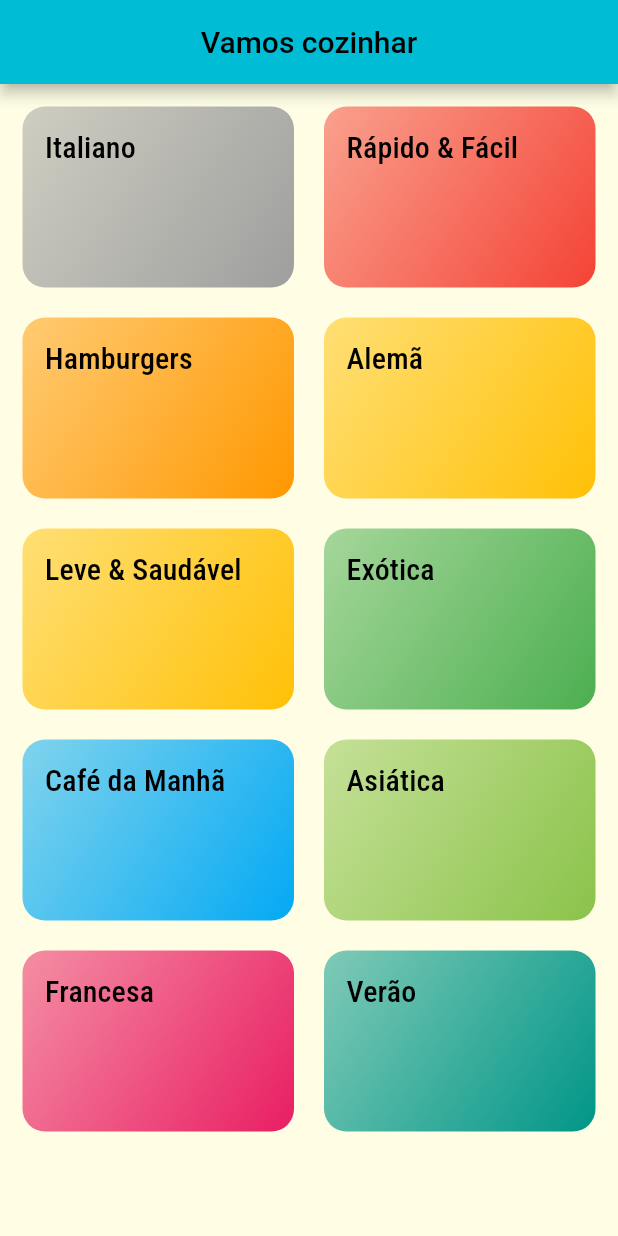
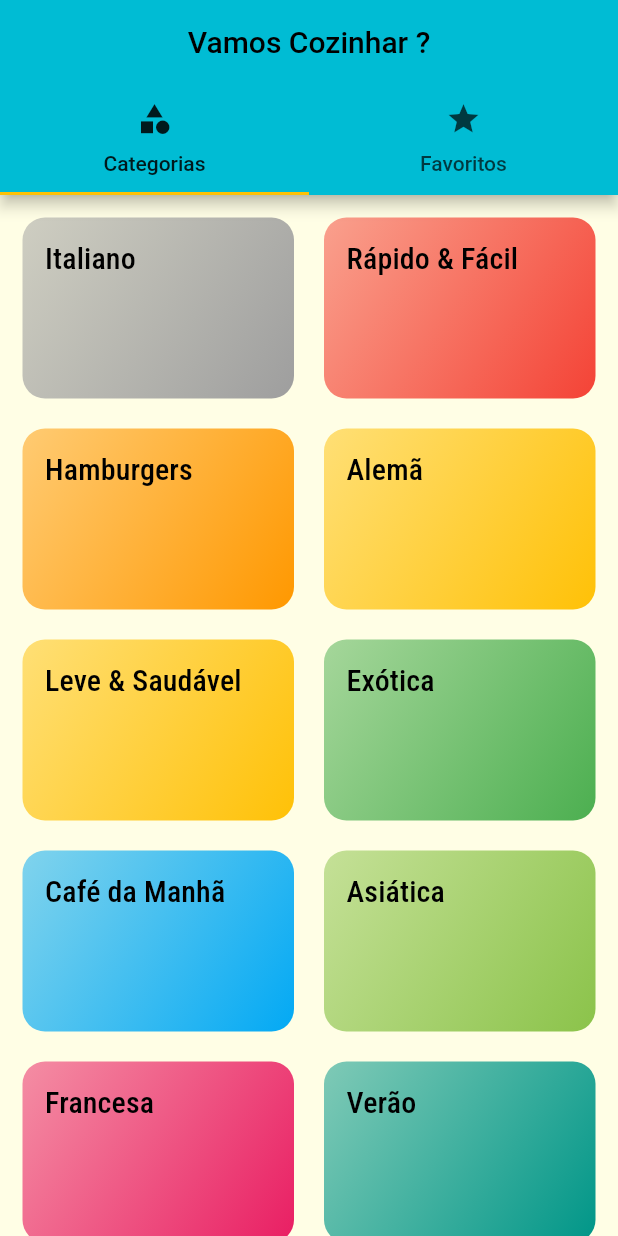
Before and after one commit to 9reis/receitas__flutter, a Flutter app: the screen it shows after launch, on a phone screen of 412 x 824 dp. Run offline on Flutter 3.47's test engine with Material 2 defaults, Android fonts, the phone set to English and light mode, and no system bars; Roboto replaces fonts that are missing (Releway).

Commit message:
Adicionando TabBar na AppBar

```diff
--- a/lib/main.dart
+++ b/lib/main.dart
@@ -2,6 +2,7 @@ import 'package:flutter/material.dart';
 import 'package:receitas__flutter/screens/categories_meals_screen.dart';
 import 'package:receitas__flutter/screens/categories_screen.dart';
 import 'package:receitas__flutter/screens/meal_detail_screen.dart';
+import 'package:receitas__flutter/screens/tabs_screen.dart';
 import 'package:receitas__flutter/utils/app_routes.dart';
 
 void main() => runApp(MyApp());
@@ -27,31 +28,10 @@ class MyApp extends StatelessWidget {
       ),
       routes: {
         // Define o CategoriesScreen como rota inicial
-        AppRoutes.HOME: (ctx) => CategoriesScreen(),
+        AppRoutes.HOME: (ctx) => TabsScreen(),
         AppRoutes.CATEGORIES_MEALS: (ctx) => CategoriesMealsScreen(),
         AppRoutes.MEAL_DETAIL: (ctx) => MealDetailScreen(),
       },
-      // Só entra nessa metodo caso a rota que tentou acessa não exista
-      // Recebe a rota que tentou acessar
-      // onGenerateRoute: ((settings) {
-      //   // Func utilizada para definir rotas dinamicamente
-      //   if (settings.name == '/alguma-coisa') {
-      //     return null;
-      //   } else if (settings.name == '/outra-coisa') {
-      //     return null;
-      //   } else {
-      //     return MaterialPageRoute(builder: (_) {
-      //       return CategoriesScreen();
-      //     });
-      //   }
-      // }),
-
-      //Metodo parecido com o 404
-      onUnknownRoute: ((settings) {
-        return MaterialPageRoute(builder: (_) {
-          return CategoriesScreen();
-        });
-      }),
     );
   }
 }
--- a/lib/screens/categories_screen.dart
+++ b/lib/screens/categories_screen.dart
@@ -7,12 +7,7 @@ class CategoriesScreen extends StatelessWidget {
 
   @override
   Widget build(BuildContext context) {
-    return Scaffold(
-      appBar: AppBar(
-        title: Text('Vamos cozinhar'),
-        centerTitle: true,
-      ),
-      body: GridView(
+    return GridView(
       padding: const EdgeInsets.all(15),
       gridDelegate: SliverGridDelegateWithMaxCrossAxisExtent(
         maxCrossAxisExtent: 200,
@@ -23,7 +18,6 @@ class CategoriesScreen extends StatelessWidget {
       children: DUMMY_CATEGORIES.map((cat) {
         return CategoryItem(cat);
       }).toList(),
-      ),
     );
   }
 }
--- /dev/null
+++ b/lib/screens/favorite_screen.dart
@@ -0,0 +1,14 @@
+import 'package:flutter/material.dart';
+import 'package:flutter/src/widgets/framework.dart';
+import 'package:flutter/src/widgets/placeholder.dart';
+
+class FavoriteScreen extends StatelessWidget {
+  const FavoriteScreen({super.key});
+
+  @override
+  Widget build(BuildContext context) {
+    return Center(
+      child: Text('Minhas Refeições Favoritas'),
+    );
+  }
+}
--- /dev/null
+++ b/lib/screens/tabs_screen.dart
@@ -0,0 +1,41 @@
+import 'package:flutter/material.dart';
+import 'package:flutter/src/widgets/framework.dart';
+import 'package:flutter/src/widgets/placeholder.dart';
+import 'package:receitas__flutter/screens/categories_screen.dart';
+import 'package:receitas__flutter/screens/favorite_screen.dart';
+
+class TabsScreen extends StatelessWidget {
+  const TabsScreen({super.key});
+
+  @override
+  Widget build(BuildContext context) {
+    return DefaultTabController(
+      // Quantidade de abas
+      length: 2,
+      child: Scaffold(
+        appBar: AppBar(
+          centerTitle: true,
+          title: Text('Vamos Cozinhar ?'),
+          bottom: TabBar(
+            tabs: [
+              Tab(
+                icon: Icon(Icons.category),
+                text: 'Categorias',
+              ),
+              Tab(
+                icon: Icon(Icons.star),
+                text: 'Favoritos',
+              ),
+            ],
+          ),
+        ),
+        body: TabBarView(
+          children: [
+            CategoriesScreen(),
+            FavoriteScreen(),
+          ],
+        ),
+      ),
+    );
+  }
+}
```
Lines whose indentation alone changed are shown as unchanged.
